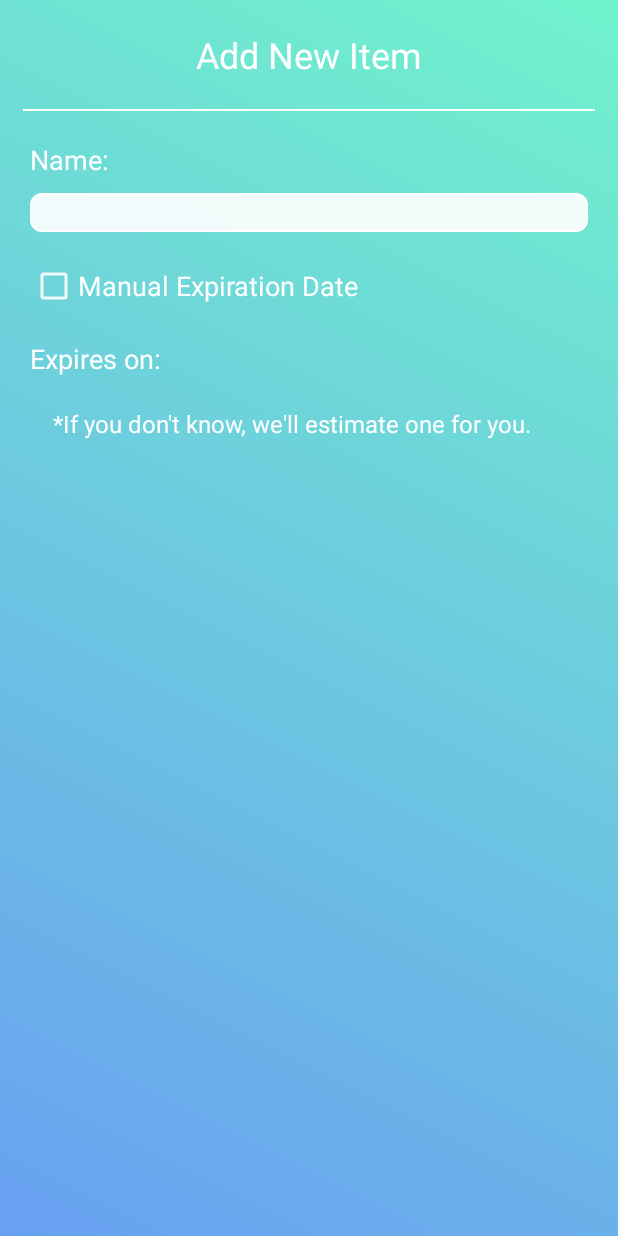
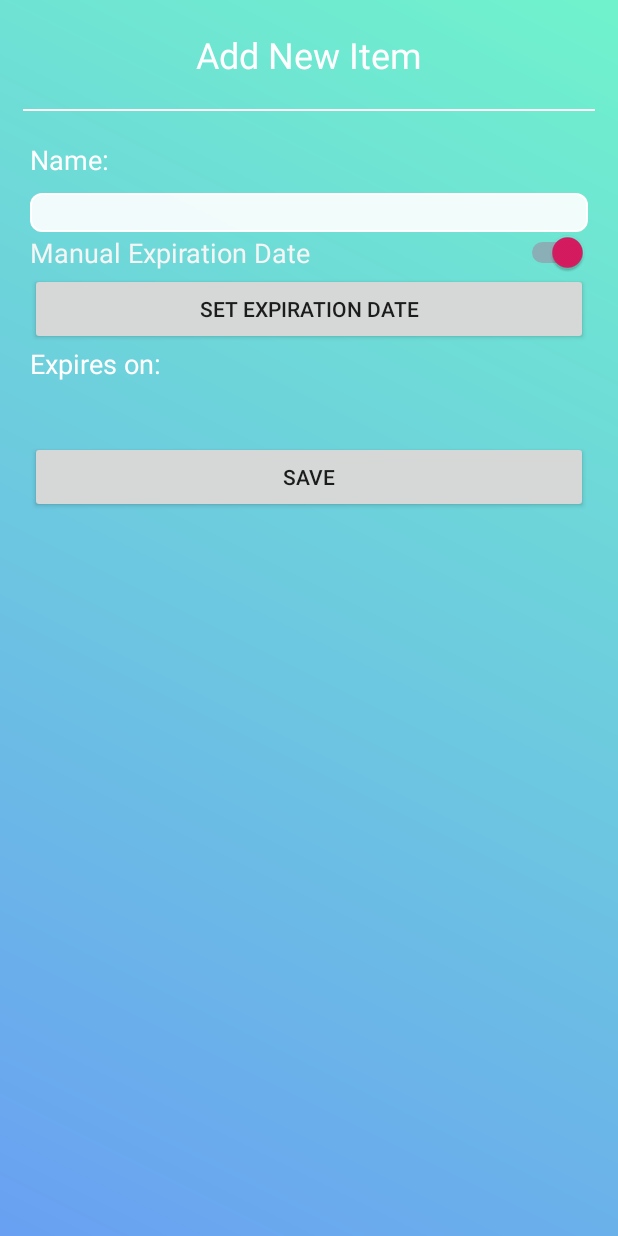
Before and after one commit to YEESH421/SpoilAlert, an Android app: the AddFoodActivity screen opened directly, with no data from a screen before it, on a phone screen of 412 x 824 dp. Run offline under Robolectric (Android 15) with nearby library versions, the phone set to English and light mode, and no system bars.

Commit message:
Setup UI for datepicker

```diff
--- a/app/src/main/java/com/dfreez3/spoilalert/AddFoodActivity.java
+++ b/app/src/main/java/com/dfreez3/spoilalert/AddFoodActivity.java
@@ -1,18 +1,31 @@
 package com.dfreez3.spoilalert;
 
 import android.app.Activity;
+import android.app.Fragment;
 import android.content.Intent;
+import android.support.v4.app.DialogFragment;
+import android.support.v4.app.FragmentManager;
 import android.support.v7.app.AppCompatActivity;
 import android.os.Bundle;
 import android.view.View;
 import android.view.Window;
 import android.view.WindowManager;
+import android.widget.Button;
+import android.widget.CheckBox;
+import android.widget.CompoundButton;
 import android.widget.EditText;
+import android.widget.Switch;
+import android.widget.TextView;
 import android.widget.Toast;
 
-public class AddFoodActivity extends Activity implements View.OnClickListener {
+public class AddFoodActivity extends AppCompatActivity implements View.OnClickListener, CompoundButton.OnCheckedChangeListener {
 
     private EditText mFoodName;
+    private Switch mManualDate;
+    private TextView mExpirationDateText;
+    private TextView mExpirationDateLabel;
+    private Button mPickDate;
+    private Button mSave;
 
     @Override
     protected void onCreate(Bundle savedInstanceState) {
@@ -35,10 +48,37 @@ public class AddFoodActivity extends Activity implements View.OnClickListener {
 
         mFoodName = findViewById(R.id.food_name_textbox);
         mFoodName.setOnClickListener(this);
+        mManualDate = findViewById(R.id.manual_expiration_switch);
+        mManualDate.setOnCheckedChangeListener(this);
+        mExpirationDateText = findViewById(R.id.expiration_date_text);
+        mExpirationDateText.setOnClickListener(this);
+        mExpirationDateLabel = findViewById(R.id.expiration_date_label);
+        mPickDate = findViewById(R.id.set_date_button);
+        mPickDate.setOnClickListener(this);
+        mSave = findViewById(R.id.save_button);
+        mSave.setOnClickListener(this);
     }
 
     @Override
     public void onClick(View v) {
+        if (v.getId() == mPickDate.getId()){
+            DialogFragment newFragment = new DatePickerFragment();
+            newFragment.show(getSupportFragmentManager(), "datePicker");
+        } else if (v.getId() == mSave.getId()){
+            String name = mFoodName.getText().toString();
+        }
+    }
 
+    @Override
+    public void onCheckedChanged(CompoundButton buttonView, boolean isChecked) {
+        if(isChecked) {
+            mPickDate.setVisibility(View.VISIBLE);
+            mExpirationDateText.setVisibility(View.VISIBLE);
+            mExpirationDateLabel.setVisibility(View.VISIBLE);
+        } else {
+            mPickDate.setVisibility(View.GONE);
+            mExpirationDateText.setVisibility(View.GONE);
+            mExpirationDateLabel.setVisibility(View.GONE);
+        }
     }
 }
--- a/app/src/main/res/layout/activity_add_food.xml
+++ b/app/src/main/res/layout/activity_add_food.xml
@@ -57,18 +57,24 @@
             android:inputType="textPersonName"
             android:importantForAutofill="no" />
 
-        <CheckBox
-            android:id="@+id/manual_expiration_checkbox"
+        <Switch
+            android:id="@+id/manual_expiration_switch"
             android:layout_width="match_parent"
             android:layout_height="wrap_content"
             android:layout_marginLeft="20dp"
-            android:layout_marginTop="20dp"
             android:layout_marginRight="20dp"
-            android:layout_marginBottom="20dp"
-            android:buttonTint="@color/transparentWhite"
+            android:checked="true"
             android:text="@string/manual_expiration_date"
-            android:textColor="@color/common_google_signin_btn_text_dark_default"
+            android:textColor="@color/colorFoodDefault"
             android:textSize="18sp" />
+
+        <Button
+            android:id="@+id/set_date_button"
+            android:layout_width="match_parent"
+            android:layout_height="wrap_content"
+            android:layout_marginLeft="20dp"
+            android:layout_marginRight="20dp"
+            android:text="@string/pick_date" />
 
         <LinearLayout
             android:layout_width="match_parent"
@@ -86,18 +92,30 @@
                 android:textColor="@color/common_google_signin_btn_text_dark_default"
                 android:textSize="18sp" />
 
+            <TextView
+                android:id="@+id/expiration_date_text"
+                android:layout_width="wrap_content"
+                android:layout_height="wrap_content"
+                android:layout_weight="1"
+                android:textAlignment="center"
+                android:textColor="@color/colorFoodDefault"
+                android:textSize="18sp"
+                tools:text="11/5/2018" />
+
         </LinearLayout>
 
         <TextView
-            android:id="@+id/textView5"
+            android:id="@+id/expiration_disclaimer"
+            android:layout_width="match_parent"
+            android:layout_height="wrap_content" />
+
+        <Button
+            android:id="@+id/save_button"
             android:layout_width="match_parent"
             android:layout_height="wrap_content"
-            android:layout_marginLeft="35sp"
+            android:layout_marginLeft="20dp"
             android:layout_marginRight="20dp"
-            android:layout_weight="1"
-            android:text="@string/expiration_notice"
-            android:textColor="@color/common_google_signin_btn_text_dark_default"
-            android:textSize="16sp" />
+            android:text="@string/save" />
 
     </LinearLayout>
 </android.support.constraint.ConstraintLayout>
--- a/app/src/main/res/values/strings.xml
+++ b/app/src/main/res/values/strings.xml
@@ -7,4 +7,6 @@
     <string name="manual_expiration_date">Manual Expiration Date</string>
     <string name="expires_on">Expires on:</string>
     <string name="expiration_notice">*If you don\'t know, we\'ll estimate one for you.</string>
+    <string name="pick_date">Set Expiration Date</string>
+    <string name="save">Save</string>
 </resources>
```
Also changed, not shown: app/src/main/java/com/dfreez3/spoilalert/DatePickerFragment.java (added, +33 -0 lines).
